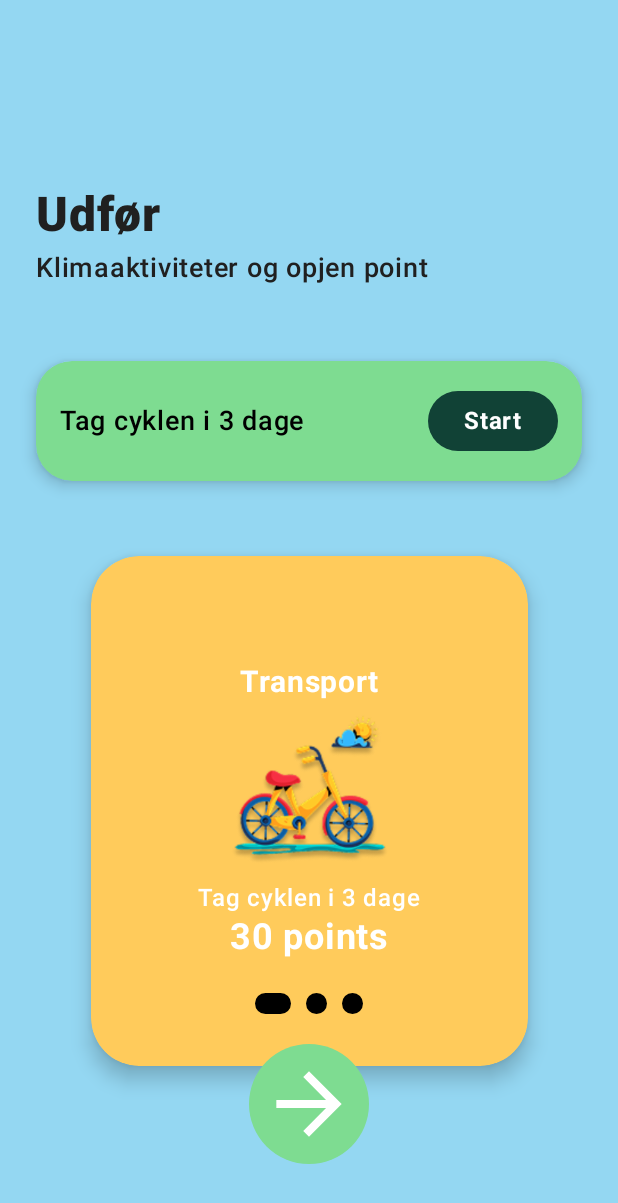
After one commit to njgroenbech/Klimaapplikation, an Android app built with Jetpack Compose: the composable IntroScreen1 shown on its own in the app's theme, on a phone screen of 412 x 824 dp. The commit adds this screen. Shown: the top 1203 px of the screen. Run offline under Robolectric (Android 15) with nearby library versions, the phone set to English and light mode, and no system bars; 1 statement that could not run was skipped.

Commit message:
IntroScreen1 done

```diff
--- a/app/src/main/java/com/example/klimaaktion/MainActivity.kt
+++ b/app/src/main/java/com/example/klimaaktion/MainActivity.kt
@@ -4,45 +4,17 @@ import android.os.Bundle
 import androidx.activity.ComponentActivity
 import androidx.activity.compose.setContent
 import androidx.activity.enableEdgeToEdge
-import androidx.compose.foundation.layout.fillMaxSize
-import androidx.compose.foundation.layout.padding
-import androidx.compose.material3.Scaffold
-import androidx.compose.material3.Text
-import androidx.compose.runtime.Composable
-import androidx.compose.ui.Modifier
-import androidx.compose.ui.tooling.preview.Preview
 import com.example.klimaaktion.ui.theme.KlimaAktionTheme
-import com.example.klimaaktion.view.FrontScreen
+import com.example.klimaaktion.view.IntroScreen3.IntroScreen3
 
 class MainActivity : ComponentActivity() {
     override fun onCreate(savedInstanceState: Bundle?) {
         super.onCreate(savedInstanceState)
         enableEdgeToEdge()
         setContent {
-           KlimaAktionTheme {
-                Scaffold(modifier = Modifier.fillMaxSize()) { innerPadding ->
-                    Greeting(
-                        name = "Android",
-                        modifier = Modifier.padding(innerPadding)
-                    )
-                }
+            KlimaAktionTheme {
+                IntroScreen3()
             }
         }
     }
 }
-
-@Composable
-fun Greeting(name: String, modifier: Modifier = Modifier) {
-    Text(
-        text = "Hello $name!",
-        modifier = modifier
-    )
-}
-
-/* @Preview(showBackground = true)
-@Composable
-fun GreetingPreview() {
-    KlimaAktionTheme {
-        Greeting("Android")
-    }
-} */
--- /dev/null
+++ b/app/src/main/java/com/example/klimaaktion/view/IntroScreen1/BottomSection.kt
@@ -0,0 +1,61 @@
+package com.example.klimaaktion.view.components
+
+import androidx.compose.foundation.background
+import androidx.compose.foundation.layout.*
+import androidx.compose.foundation.shape.CircleShape
+import androidx.compose.foundation.shape.RoundedCornerShape
+import androidx.compose.material.icons.Icons
+import androidx.compose.material.icons.automirrored.filled.ArrowForward
+import androidx.compose.material3.Icon
+import androidx.compose.runtime.Composable
+import androidx.compose.ui.Alignment
+import androidx.compose.ui.Modifier
+import androidx.compose.ui.draw.clip
+import androidx.compose.ui.graphics.Color
+import androidx.compose.ui.unit.dp
+
+@Composable
+fun BottomSection(
+    currentPage: Int = 0,
+    modifier: Modifier = Modifier
+) {
+    Column(
+        horizontalAlignment = Alignment.CenterHorizontally,
+        modifier = modifier
+    ) {
+        // Page Indicator
+        Row(
+            horizontalArrangement = Arrangement.Center,
+            verticalAlignment = Alignment.CenterVertically,
+            modifier = Modifier.padding(bottom = 20.dp)
+        ) {
+            repeat(3) { index ->
+                val isSelected = index == currentPage
+                Box(
+                    modifier = Modifier
+                        .width(if (isSelected) 24.dp else 14.dp) // aktiv = bredere
+                        .height(14.dp)
+                        .clip(RoundedCornerShape(7.dp)) // afrundede hjørner
+                        .background(Color.Black)
+                )
+                if (index != 2) Spacer(modifier = Modifier.width(10.dp))
+            }
+        }
+
+        // Forward button
+        Box(
+            modifier = Modifier
+                .size(80.dp) // før 64.dp
+                .clip(CircleShape)
+                .background(Color(0xFF7EDC91)),
+            contentAlignment = Alignment.Center
+        ) {
+            Icon(
+                imageVector = Icons.AutoMirrored.Filled.ArrowForward,
+                contentDescription = "Videre",
+                tint = Color.White,
+                modifier = Modifier.size(65.dp) // før 32.dp
+            )
+        }
+    }
+}
--- /dev/null
+++ b/app/src/main/java/com/example/klimaaktion/view/IntroScreen1/IntroScreen1.kt
@@ -0,0 +1,63 @@
+package com.example.klimaaktion.view
+
+import androidx.compose.foundation.background
+import androidx.compose.foundation.layout.*
+import androidx.compose.material3.Text
+import androidx.compose.runtime.Composable
+import androidx.compose.ui.Alignment
+import androidx.compose.ui.Modifier
+import androidx.compose.ui.graphics.Color
+import androidx.compose.ui.text.font.FontWeight
+import androidx.compose.ui.unit.dp
+import androidx.compose.ui.unit.sp
+import com.example.klimaaktion.view.IntroScreen1.StartTaskButton
+import com.example.klimaaktion.view.components.BottomSection
+import com.example.klimaaktion.view.components.TaskCard
+
+@Composable
+fun IntroScreen1() {
+    Box(
+        modifier = Modifier
+            .fillMaxSize()
+            .background(Color(0xFF94D7F2))
+            .padding(24.dp)
+    ) {
+        Column(
+            modifier = Modifier
+                .fillMaxWidth()
+                .align(Alignment.TopCenter),
+            horizontalAlignment = Alignment.Start
+        ) {
+            Spacer(modifier = Modifier.height(100.dp))
+
+            Text(
+                text = "Udfør",
+                fontSize = 32.sp,
+                fontWeight = FontWeight.ExtraBold,
+                color = Color(0xFF202020)
+            )
+
+            Spacer(Modifier.height(4.dp))
+
+            Text(
+                text = "Klimaaktiviteter og opjen point",
+                fontSize = 18.sp,
+                fontWeight = FontWeight.Medium,
+                color = Color(0xFF202020)
+            )
+
+            Spacer(Modifier.height(50.dp))
+            StartTaskButton(modifier = Modifier.align(Alignment.CenterHorizontally))
+
+            Spacer(Modifier.height(50.dp))
+            TaskCard(modifier = Modifier.align(Alignment.CenterHorizontally))
+        }
+
+        // BottomSection placement
+        BottomSection(
+            modifier = Modifier
+                .align(Alignment.BottomCenter)
+                .padding(bottom = 24.dp)
+        )
+    }
+}
--- /dev/null
+++ b/app/src/main/java/com/example/klimaaktion/view/IntroScreen1/StartTaskButton.kt
@@ -0,0 +1,59 @@
+package com.example.klimaaktion.view.IntroScreen1
+
+import androidx.compose.foundation.background
+import androidx.compose.foundation.layout.Arrangement
+import androidx.compose.foundation.layout.Box
+import androidx.compose.foundation.layout.Row
+import androidx.compose.foundation.layout.fillMaxSize
+import androidx.compose.foundation.layout.fillMaxWidth
+import androidx.compose.foundation.layout.height
+import androidx.compose.foundation.layout.padding
+import androidx.compose.foundation.shape.RoundedCornerShape
+import androidx.compose.material3.Text
+import androidx.compose.runtime.Composable
+import androidx.compose.ui.Alignment
+import androidx.compose.ui.Modifier
+import androidx.compose.ui.graphics.Color
+import androidx.compose.ui.text.font.FontWeight
+import androidx.compose.ui.unit.dp
+import androidx.compose.ui.unit.sp
+import androidx.compose.ui.draw.shadow
+
+@Composable
+fun StartTaskButton(modifier: Modifier = Modifier) {
+    Box(
+        modifier = modifier
+            .fillMaxWidth()
+            .height(80.dp)
+            .shadow(6.dp, shape = RoundedCornerShape(24.dp))
+            .background(color = Color(0xFF7EDC91), shape = RoundedCornerShape(24.dp)),
+        contentAlignment = Alignment.CenterStart
+    ) {
+        Row(
+            modifier = Modifier
+                .fillMaxSize()
+                .padding(horizontal = 16.dp),
+            verticalAlignment = Alignment.CenterVertically,
+            horizontalArrangement = Arrangement.SpaceBetween
+        ) {
+            Text(
+                text = "Tag cyklen i 3 dage",
+                fontSize = 18.sp,
+                fontWeight = FontWeight.Medium,
+                color = Color.Black
+            )
+            Box(
+                modifier = Modifier
+                    .background(color = Color(0xFF114236), shape = RoundedCornerShape(20.dp))
+                    .padding(horizontal = 24.dp, vertical = 8.dp)
+            ) {
+                Text(
+                    text = "Start",
+                    fontSize = 16.sp,
+                    fontWeight = FontWeight.Bold,
+                    color = Color.White
+                )
+            }
+        }
+    }
+}
--- /dev/null
+++ b/app/src/main/java/com/example/klimaaktion/view/IntroScreen1/TaskCard.kt
@@ -0,0 +1,62 @@
+package com.example.klimaaktion.view.components
+
+import androidx.compose.foundation.background
+import androidx.compose.foundation.layout.*
+import androidx.compose.foundation.shape.RoundedCornerShape
+import androidx.compose.material3.Text
+import androidx.compose.runtime.Composable
+import androidx.compose.ui.Alignment
+import androidx.compose.ui.Modifier
+import androidx.compose.ui.graphics.Color
+import androidx.compose.ui.text.font.FontWeight
+import androidx.compose.ui.unit.dp
+import androidx.compose.ui.unit.sp
+import androidx.compose.ui.res.painterResource
+import androidx.compose.foundation.Image
+import androidx.compose.ui.draw.shadow
+import com.example.klimaaktion.R
+
+@Composable
+fun TaskCard(modifier: Modifier = Modifier) {
+    Box(
+        modifier = modifier
+            .fillMaxWidth(0.8f)
+            .height(340.dp)
+            .shadow(8.dp, shape = RoundedCornerShape(32.dp))
+            .background(color = Color(0xFFFFCB5B), shape = RoundedCornerShape(32.dp)),
+        contentAlignment = Alignment.Center
+    ) {
+        Column(
+            modifier = Modifier.padding(24.dp),
+            horizontalAlignment = Alignment.CenterHorizontally,
+            verticalArrangement = Arrangement.SpaceEvenly
+        ) {
+            Text(
+                text = "Transport",
+                fontSize = 20.sp,
+                fontWeight = FontWeight.Bold,
+                color = Color.White
+            )
+
+            Image(
+                painter = painterResource(id = R.drawable.bicycle),
+                contentDescription = "Cykel ikon",
+                modifier = Modifier.size(120.dp)
+            )
+
+            Text(
+                text = "Tag cyklen i 3 dage",
+                fontSize = 16.sp,
+                fontWeight = FontWeight.Medium,
+                color = Color.White
+            )
+
+            Text(
+                text = "30 points",
+                fontSize = 24.sp,
+                fontWeight = FontWeight.Bold,
+                color = Color.White
+            )
+        }
+    }
+}
```
Also changed, not shown: app/src/main/res/drawable/bicycle.png (added), app/src/main/res/drawable/intro_card.png (added), app/src/main/res/drawable/trophy.png (added).
